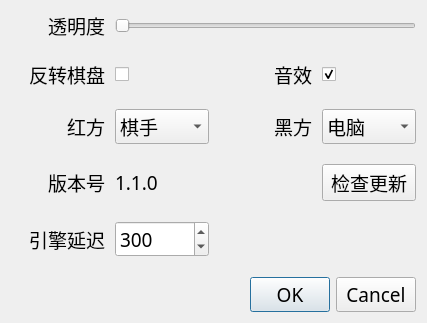
The window that src/ui/settings.ui (StevenBaby/chess) describes before a commit, drawn with Qt 5.
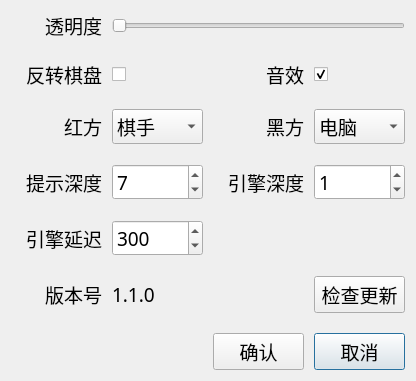
The same window after the commit.

Diff of the .ui file:
```diff
--- a/src/ui/settings.ui
+++ b/src/ui/settings.ui
@@ -6,8 +6,8 @@
    <rect>
     <x>0</x>
     <y>0</y>
-    <width>427</width>
-    <height>298</height>
+    <width>416</width>
+    <height>348</height>
    </rect>
   </property>
   <property name="windowTitle">
@@ -22,20 +22,24 @@
      <property name="verticalSpacing">
       <number>20</number>
      </property>
-     <item row="2" column="2">
-      <widget class="QLabel" name="label_4">
+     <item row="2" column="1">
+      <widget class="QComboBox" name="redside">
        <property name="font">
         <font>
          <family>DengXian</family>
          <pointsize>14</pointsize>
         </font>
        </property>
-       <property name="text">
-        <string>黑方</string>
-       </property>
-       <property name="alignment">
-        <set>Qt::AlignRight|Qt::AlignTrailing|Qt::AlignVCenter</set>
-       </property>
+       <item>
+        <property name="text">
+         <string>棋手</string>
+        </property>
+       </item>
+       <item>
+        <property name="text">
+         <string>电脑</string>
+        </property>
+       </item>
       </widget>
      </item>
      <item row="1" column="2">
@@ -54,54 +58,6 @@
        </property>
       </widget>
      </item>
-     <item row="3" column="3">
-      <widget class="QPushButton" name="checkupdate">
-       <property name="font">
-        <font>
-         <family>DengXian</family>
-         <pointsize>14</pointsize>
-        </font>
-       </property>
-       <property name="text">
-        <string>检查更新</string>
-       </property>
-      </widget>
-     </item>
-     <item row="5" column="2" colspan="2">
-      <widget class="QDialogButtonBox" name="buttonBox">
-       <property name="font">
-        <font>
-         <family>DengXian</family>
-         <pointsize>14</pointsize>
-        </font>
-       </property>
-       <property name="locale">
-        <locale language="Chinese" country="China"/>
-       </property>
-       <property name="orientation">
-        <enum>Qt::Horizontal</enum>
-       </property>
-       <property name="standardButtons">
-        <set>QDialogButtonBox::Cancel|QDialogButtonBox::Ok</set>
-       </property>
-      </widget>
-     </item>
-     <item row="1" column="0">
-      <widget class="QLabel" name="label_2">
-       <property name="font">
-        <font>
-         <family>DengXian</family>
-         <pointsize>14</pointsize>
-        </font>
-       </property>
-       <property name="text">
-        <string>反转棋盘</string>
-       </property>
-       <property name="alignment">
-        <set>Qt::AlignRight|Qt::AlignTrailing|Qt::AlignVCenter</set>
-       </property>
-      </widget>
-     </item>
      <item row="2" column="0">
       <widget class="QLabel" name="label_3">
        <property name="font">
@@ -118,27 +74,23 @@
        </property>
       </widget>
      </item>
-     <item row="2" column="1">
-      <widget class="QComboBox" name="redside">
+     <item row="1" column="0">
+      <widget class="QLabel" name="label_2">
        <property name="font">
         <font>
          <family>DengXian</family>
          <pointsize>14</pointsize>
         </font>
        </property>
-       <item>
-        <property name="text">
-         <string>棋手</string>
-        </property>
-       </item>
-       <item>
-        <property name="text">
-         <string>电脑</string>
-        </property>
-       </item>
+       <property name="text">
+        <string>反转棋盘</string>
+       </property>
+       <property name="alignment">
+        <set>Qt::AlignRight|Qt::AlignTrailing|Qt::AlignVCenter</set>
+       </property>
       </widget>
      </item>
-     <item row="3" column="0">
+     <item row="5" column="0">
       <widget class="QLabel" name="label_5">
        <property name="font">
         <font>
@@ -154,6 +106,65 @@
        </property>
       </widget>
      </item>
+     <item row="3" column="2">
+      <widget class="QLabel" name="label_9">
+       <property name="font">
+        <font>
+         <family>DengXian</family>
+         <pointsize>14</pointsize>
+        </font>
+       </property>
+       <property name="text">
+        <string>引擎深度</string>
+       </property>
+       <property name="alignment">
+        <set>Qt::AlignRight|Qt::AlignTrailing|Qt::AlignVCenter</set>
+       </property>
+      </widget>
+     </item>
+     <item row="5" column="1">
+      <widget class="QLabel" name="version">
+       <property name="font">
+        <font>
+         <family>DengXian</family>
+         <pointsize>14</pointsize>
+        </font>
+       </property>
+       <property name="text">
+        <string>1.1.0</string>
+       </property>
+       <property name="alignment">
+        <set>Qt::AlignLeading|Qt::AlignLeft|Qt::AlignVCenter</set>
+       </property>
+      </widget>
+     </item>
+     <item row="2" column="3">
+      <widget class="QComboBox" name="blackside">
+       <property name="font">
+        <font>
+         <family>DengXian</family>
+         <pointsize>14</pointsize>
+        </font>
+       </property>
+       <item>
+        <property name="text">
+         <string>电脑</string>
+        </property>
+       </item>
+       <item>
+        <property name="text">
+         <string>棋手</string>
+        </property>
+       </item>
+      </widget>
+     </item>
+     <item row="1" column="1">
+      <widget class="QCheckBox" name="reverse">
+       <property name="text">
+        <string/>
+       </property>
+      </widget>
+     </item>
      <item row="0" column="1" colspan="3">
       <widget class="QSlider" name="transprancy">
        <property name="font">
@@ -179,75 +190,6 @@
        </property>
       </widget>
      </item>
-     <item row="1" column="1">
-      <widget class="QCheckBox" name="reverse">
-       <property name="text">
-        <string/>
-       </property>
-      </widget>
-     </item>
-     <item row="3" column="1" colspan="2">
-      <widget class="QLabel" name="version">
-       <property name="font">
-        <font>
-         <family>DengXian</family>
-         <pointsize>14</pointsize>
-        </font>
-       </property>
-       <property name="text">
-        <string>1.1.0</string>
-       </property>
-       <property name="alignment">
-        <set>Qt::AlignLeading|Qt::AlignLeft|Qt::AlignVCenter</set>
-       </property>
-      </widget>
-     </item>
-     <item row="2" column="3">
-      <widget class="QComboBox" name="blackside">
-       <property name="font">
-        <font>
-         <family>DengXian</family>
-         <pointsize>14</pointsize>
-        </font>
-       </property>
-       <item>
-        <property name="text">
-         <string>电脑</string>
-        </property>
-       </item>
-       <item>
-        <property name="text">
-         <string>棋手</string>
-        </property>
-       </item>
-      </widget>
-     </item>
-     <item row="1" column="3">
-      <widget class="QCheckBox" name="audio">
-       <property name="text">
-        <string/>
-       </property>
-       <property name="checked">
-        <bool>true</bool>
-       </property>
-      </widget>
-     </item>
-     <item row="0" column="0">
-      <widget class="QLabel" name="label">
-       <property name="font">
-        <font>
-         <family>DengXian</family>
-         <pointsize>14</pointsize>
-        </font>
-       </property>
-       <property name="text">
-        <string>透明度</string>
-       </property>
-       <property name="alignment">
-        <set>Qt::AlignRight|Qt::AlignTrailing|Qt::AlignVCenter</set>
-       </property>
-      </widget>
-     </item>
      <item row="4" column="0">
       <widget class="QLabel" name="label_7">
        <property name="font">
@@ -264,6 +206,70 @@
        </property>
       </widget>
      </item>
+     <item row="3" column="1">
+      <widget class="QSpinBox" name="hint_depth">
+       <property name="font">
+        <font>
+         <family>DengXian</family>
+         <pointsize>14</pointsize>
+        </font>
+       </property>
+       <property name="maximum">
+        <number>10</number>
+       </property>
+       <property name="value">
+        <number>7</number>
+       </property>
+      </widget>
+     </item>
+     <item row="2" column="2">
+      <widget class="QLabel" name="label_4">
+       <property name="font">
+        <font>
+         <family>DengXian</family>
+         <pointsize>14</pointsize>
+        </font>
+       </property>
+       <property name="text">
+        <string>黑方</string>
+       </property>
+       <property name="alignment">
+        <set>Qt::AlignRight|Qt::AlignTrailing|Qt::AlignVCenter</set>
+       </property>
+      </widget>
+     </item>
+     <item row="3" column="0">
+      <widget class="QLabel" name="label_8">
+       <property name="font">
+        <font>
+         <family>DengXian</family>
+         <pointsize>14</pointsize>
+        </font>
+       </property>
+       <property name="text">
+        <string>提示深度</string>
+       </property>
+       <property name="alignment">
+        <set>Qt::AlignRight|Qt::AlignTrailing|Qt::AlignVCenter</set>
+       </property>
+      </widget>
+     </item>
+     <item row="3" column="3">
+      <widget class="QSpinBox" name="engine_depth">
+       <property name="font">
+        <font>
+         <family>DengXian</family>
+         <pointsize>14</pointsize>
+        </font>
+       </property>
+       <property name="maximum">
+        <number>10</number>
+       </property>
+       <property name="value">
+        <number>1</number>
+       </property>
+      </widget>
+     </item>
      <item row="4" column="1">
       <widget class="QSpinBox" name="delay">
        <property name="font">
@@ -280,6 +286,71 @@
        </property>
       </widget>
      </item>
+     <item row="1" column="3">
+      <widget class="QCheckBox" name="audio">
+       <property name="text">
+        <string/>
+       </property>
+       <property name="checked">
+        <bool>true</bool>
+       </property>
+      </widget>
+     </item>
+     <item row="0" column="0">
+      <widget class="QLabel" name="label">
+       <property name="font">
+        <font>
+         <family>DengXian</family>
+         <pointsize>14</pointsize>
+        </font>
+       </property>
+       <property name="text">
+        <string>透明度</string>
+       </property>
+       <property name="alignment">
+        <set>Qt::AlignRight|Qt::AlignTrailing|Qt::AlignVCenter</set>
+       </property>
+      </widget>
+     </item>
+     <item row="6" column="3">
+      <widget class="QPushButton" name="cancel">
+       <property name="font">
+        <font>
+         <family>DengXian</family>
+         <pointsize>14</pointsize>
+        </font>
+       </property>
+       <property name="text">
+        <string>取消</string>
+       </property>
+      </widget>
+     </item>
+     <item row="6" column="2">
+      <widget class="QPushButton" name="ok">
+       <property name="font">
+        <font>
+         <family>DengXian</family>
+         <pointsize>14</pointsize>
+        </font>
+       </property>
+       <property name="text">
+        <string>确认</string>
+       </property>
+      </widget>
+     </item>
+     <item row="5" column="3">
+      <widget class="QPushButton" name="checkupdate">
+       <property name="font">
+        <font>
+         <family>DengXian</family>
+         <pointsize>14</pointsize>
+        </font>
+       </property>
+       <property name="text">
+        <string>检查更新</string>
+       </property>
+      </widget>
+     </item>
     </layout>
    </item>
   </layout>
```
Left out of the diff: 35 changed lines with no effect on the pictures.
